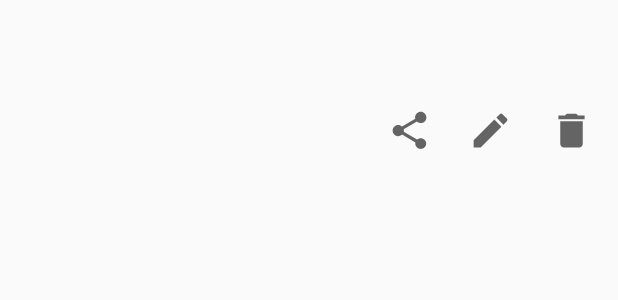
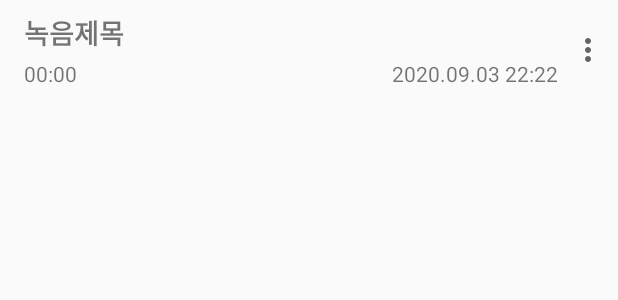
Before and after one commit to bamgasi/VoiceRecorder, an Android app: the layout record_item.xml on its own in the app's theme, with its tools: preview values and no code run, on a phone screen of 412 x 824 dp. Shown: the top 300 px of the screen. Run offline under Robolectric (Android 15) with nearby library versions, the phone set to English and light mode, and no system bars.

Commit message:
1. 녹음목록에 팝업메뉴 적용 2. 녹음 탭 광고위치 상단으로 변경 3. 녹음목록 신규 광고 추가

```diff
--- /dev/null
+++ b/app/src/main/res/drawable/ic_more_vert.xml
@@ -0,0 +1,10 @@
+<vector xmlns:android="http://schemas.android.com/apk/res/android"
+    android:width="24dp"
+    android:height="24dp"
+    android:viewportWidth="24"
+    android:viewportHeight="24"
+    android:tint="?attr/colorControlNormal">
+  <path
+      android:fillColor="@android:color/white"
+      android:pathData="M12,8c1.1,0 2,-0.9 2,-2s-0.9,-2 -2,-2 -2,0.9 -2,2 0.9,2 2,2zM12,10c-1.1,0 -2,0.9 -2,2s0.9,2 2,2 2,-0.9 2,-2 -0.9,-2 -2,-2zM12,16c-1.1,0 -2,0.9 -2,2s0.9,2 2,2 2,-0.9 2,-2 -0.9,-2 -2,-2z"/>
+</vector>
--- a/app/src/main/res/layout/activity_main.xml
+++ b/app/src/main/res/layout/activity_main.xml
@@ -9,9 +9,8 @@
     <com.google.android.material.bottomnavigation.BottomNavigationView
         android:id="@+id/nav_view"
         android:layout_width="match_parent"
-        android:layout_height="40dp"
+        android:layout_height="wrap_content"
         android:background="?android:attr/windowBackground"
-        app:labelVisibilityMode="unlabeled"
         app:layout_constraintBottom_toBottomOf="parent"
         app:layout_constraintLeft_toLeftOf="parent"
         app:layout_constraintRight_toRightOf="parent"
--- a/app/src/main/res/layout/record_item.xml
+++ b/app/src/main/res/layout/record_item.xml
@@ -14,28 +14,21 @@
         android:id="@+id/record_item"
         android:background="?android:selectableItemBackground">
 
-        <androidx.constraintlayout.widget.ConstraintLayout
-            android:id="@+id/upper_layout"
-            android:layout_width="match_parent"
-            android:layout_height="wrap_content"
-            app:layout_constraintEnd_toEndOf="parent"
-            app:layout_constraintStart_toStartOf="parent"
-            app:layout_constraintTop_toTopOf="parent">
-
         <TextView
             android:id="@+id/name_text"
             android:layout_width="0dp"
             android:layout_height="wrap_content"
             android:layout_marginStart="16dp"
             android:layout_marginTop="8dp"
-                android:layout_marginEnd="16dp"
+            android:layout_marginEnd="8dp"
             android:ellipsize="end"
             android:text="@{recording.recordName}"
             android:textSize="18sp"
             android:textStyle="bold"
-                app:layout_constraintEnd_toEndOf="parent"
+            app:layout_constraintEnd_toStartOf="@+id/iv_more"
             app:layout_constraintStart_toStartOf="parent"
-                app:layout_constraintTop_toTopOf="parent" />
+            app:layout_constraintTop_toTopOf="parent"
+            tools:text="녹음제목" />
 
         <TextView
             android:id="@+id/record_length_text"
@@ -44,7 +37,8 @@
             android:layout_marginTop="4dp"
             android:text="@{recording.recordTime}"
             app:layout_constraintStart_toStartOf="@+id/name_text"
-                app:layout_constraintTop_toBottomOf="@+id/name_text" />
+            app:layout_constraintTop_toBottomOf="@+id/name_text"
+            tools:text="00:00" />
 
         <TextView
             android:id="@+id/record_date_text"
@@ -55,52 +49,19 @@
             android:text="@{recording.recordDate}"
             app:layout_constraintBottom_toBottomOf="parent"
             app:layout_constraintEnd_toEndOf="@+id/name_text"
-                app:layout_constraintTop_toBottomOf="@+id/name_text" />
-        </androidx.constraintlayout.widget.ConstraintLayout>
-
-        <androidx.constraintlayout.widget.ConstraintLayout
-            android:id="@+id/tool_layout"
-            android:layout_width="match_parent"
-            android:layout_height="wrap_content"
-            android:layout_marginTop="8dp"
-            android:layout_marginBottom="8dp"
-            app:layout_constraintBottom_toBottomOf="parent"
-            app:layout_constraintEnd_toEndOf="parent"
-            app:layout_constraintStart_toStartOf="parent"
-            app:layout_constraintTop_toBottomOf="@+id/upper_layout">
+            app:layout_constraintTop_toBottomOf="@+id/name_text"
+            tools:text="2020.09.03 22:22" />
 
         <ImageView
-                android:id="@+id/btn_delete"
-                android:layout_width="30dp"
-                android:layout_height="30dp"
-                android:layout_marginEnd="16dp"
-                android:background="?attr/selectableItemBackgroundBorderless"
+            android:id="@+id/iv_more"
+            android:layout_width="wrap_content"
+            android:layout_height="wrap_content"
+            android:layout_marginEnd="8dp"
+            android:background="?android:selectableItemBackgroundBorderless"
             app:layout_constraintBottom_toBottomOf="parent"
             app:layout_constraintEnd_toEndOf="parent"
             app:layout_constraintTop_toTopOf="parent"
-                app:srcCompat="@drawable/ic_delete" />
+            app:srcCompat="@drawable/ic_more_vert" />
 
-            <ImageView
-                android:id="@+id/btn_rename"
-                android:layout_width="30dp"
-                android:layout_height="30dp"
-                android:layout_marginEnd="24dp"
-                android:background="?attr/selectableItemBackgroundBorderless"
-                app:layout_constraintBottom_toBottomOf="@+id/btn_delete"
-                app:layout_constraintEnd_toStartOf="@+id/btn_delete"
-                app:layout_constraintTop_toTopOf="parent"
-                app:srcCompat="@drawable/ic_edit" />
-
-            <ImageView
-                android:id="@+id/btn_share"
-                android:layout_width="30dp"
-                android:layout_height="30dp"
-                android:layout_marginEnd="24dp"
-                android:background="?attr/selectableItemBackgroundBorderless"
-                app:layout_constraintBottom_toBottomOf="@+id/btn_delete"
-                app:layout_constraintEnd_toStartOf="@+id/btn_rename"
-                app:layout_constraintTop_toTopOf="parent"
-                app:srcCompat="@drawable/ic_share" />
-        </androidx.constraintlayout.widget.ConstraintLayout>
     </androidx.constraintlayout.widget.ConstraintLayout>
 </layout>
--- a/build.gradle
+++ b/build.gradle
@@ -1,6 +1,6 @@
 // Top-level build file where you can add configuration options common to all sub-projects/modules.
 buildscript {
-    ext.kotlin_version = "1.3.72"
+    ext.kotlin_version = "1.4.10"
     repositories {
         google()
         jcenter()
```
Also changed, not shown: app/build.gradle (+10 -10 lines), app/src/main/java/com/bamgasi/voicerecorder/RecordAdapter.kt (+40 -33 lines), app/src/main/java/com/bamgasi/voicerecorder/fragment/ListFragment.kt (+7 -0 lines), app/src/main/java/com/bamgasi/voicerecorder/fragment/RecordFragment.kt (+23 -11 lines), app/src/main/res/layout/fragment_list.xml (+13 -1 lines), app/src/main/res/layout/fragment_record.xml (+5 -6 lines), app/src/main/res/menu/list_more_menu.xml (added, +17 -0 lines), app/src/main/res/values/strings.xml (+11 -4 lines), 1 other file. Lines whose indentation alone changed are shown as unchanged.
